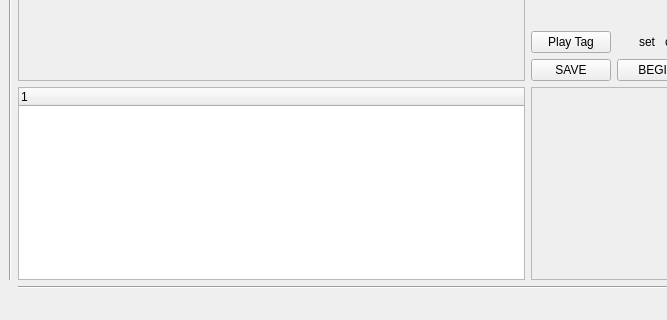
Before: the Qt Designer form mainwindow.ui in scoute/My_QtPlayer, drawn with Qt 5; both pictures show x 0 to 667 and y 381 to 701 of the 1056 by 701 pixel window.
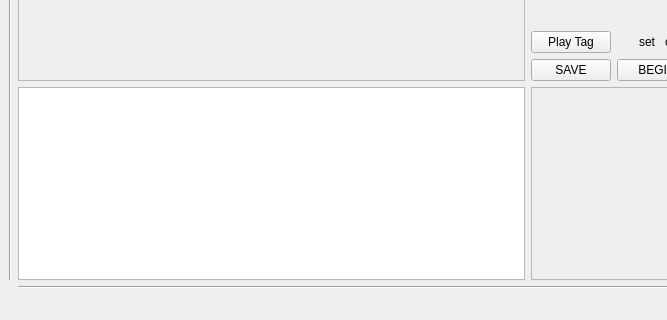
After: the same form once the commit is applied.

Commit message: изменены названия новых визуальных объектов на осмысленные.

Diff of the .ui file:
```diff
--- a/mainwindow.ui
+++ b/mainwindow.ui
@@ -61,15 +61,6 @@
         </property>
        </widget>
       </item>
-      <item row="5" column="1">
-       <widget class="QTreeWidget" name="treeWidget_2">
-        <column>
-         <property name="text">
-          <string notr="true">1</string>
-         </property>
-        </column>
-       </widget>
-      </item>
       <item row="2" column="1">
        <widget class="QTreeWidget" name="treeWidget">
         <column>
@@ -400,6 +391,9 @@
         </property>
        </widget>
       </item>
+      <item row="5" column="1">
+       <widget class="QTreeView" name="treeView_TagPlaylists"/>
+      </item>
      </layout>
     </item>
    </layout>
```
Left out of the diff: 10 changed lines with no effect on the pictures.
